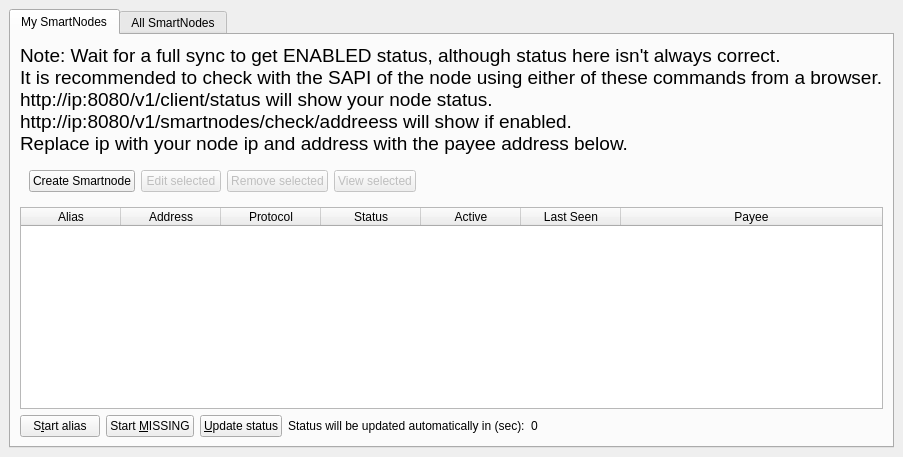
This is src/qt/forms/smartnodelist.ui in SmartCash/Core-Smart as Qt 5 draws it before an edit. The edited form follows.
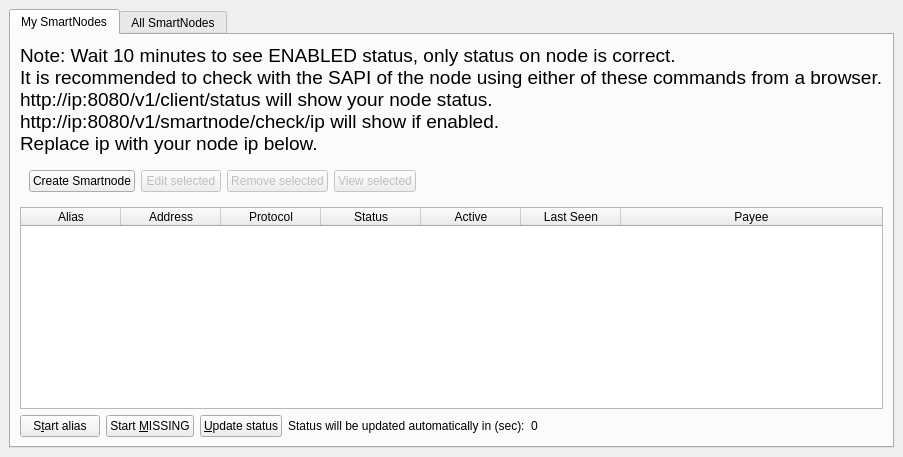
This is the edited form.

The edit to the form file:
```diff
--- a/src/qt/forms/smartnodelist.ui
+++ b/src/qt/forms/smartnodelist.ui
@@ -65,7 +65,7 @@
                  </font>
                 </property>
                <property name="text">
-                <string>Note: Wait for a full sync to get ENABLED status, although status here isn't always correct.&lt;br /&gt;It is recommended to check with the SAPI of the node using either of these commands from a browser.&lt;br /&gt;http://ip:8080/v1/client/status will show your node status.&lt;br /&gt;http://ip:8080/v1/smartnodes/check/addreess will show if enabled.&lt;br /&gt;Replace ip with your node ip and address with the payee address below.</string>
+                <string>Note: Wait 10 minutes to see ENABLED status, only status on node is correct.&lt;br /&gt;It is recommended to check with the SAPI of the node using either of these commands from a browser.&lt;br /&gt;http://ip:8080/v1/client/status will show your node status.&lt;br /&gt;http://ip:8080/v1/smartnode/check/ip will show if enabled.&lt;br /&gt;Replace ip with your node ip below.</string>
                </property>
               </widget>
              </item>
```
